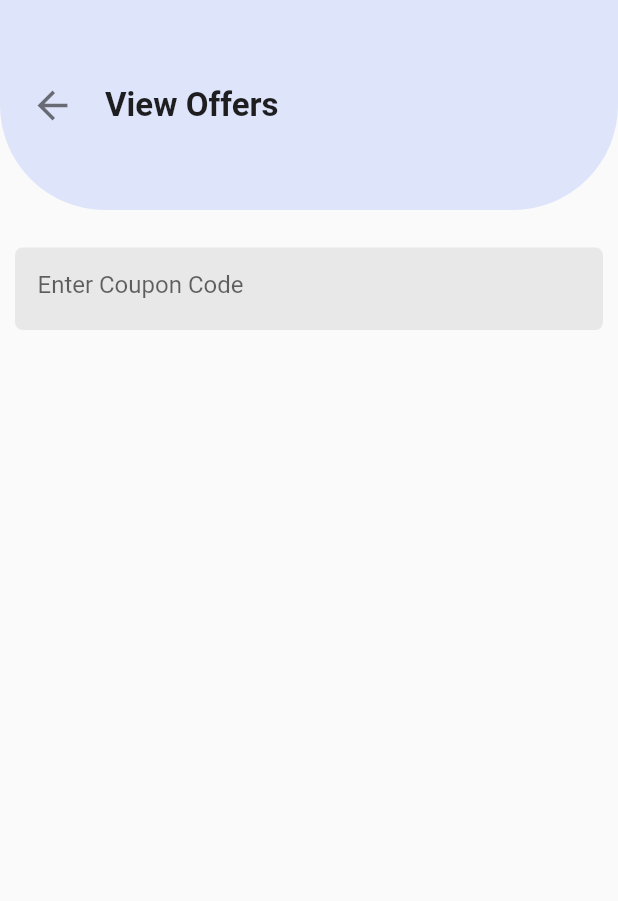
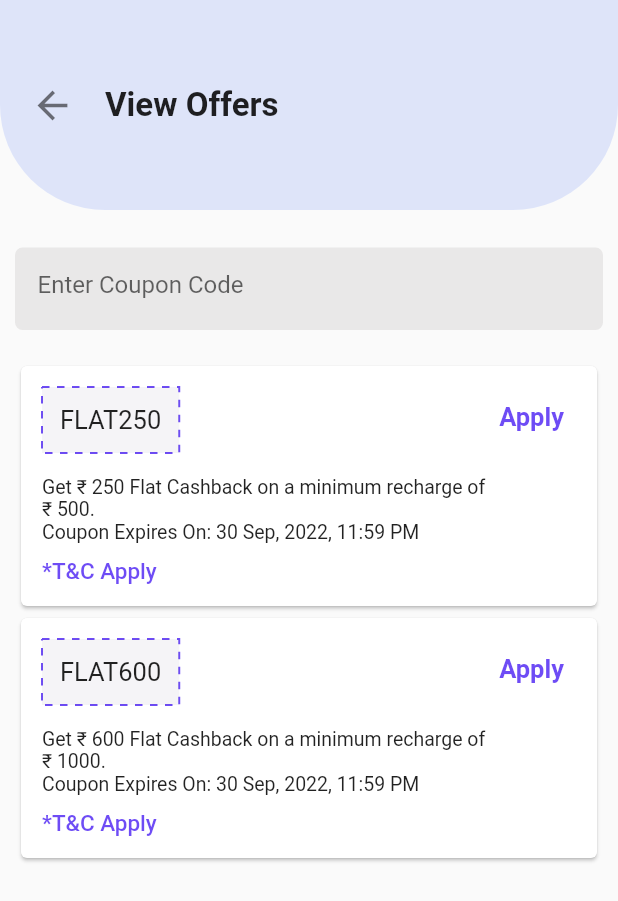
Before and after one commit to hayanbeigh0/Shiprocket, a Flutter app: the ViewCoupons screen opened directly, on a phone screen of 412 x 824 dp. Shown: the top 901 px of the screen. Run offline on Flutter 3.47's test engine with Material 2 defaults, Android fonts, the light colour scheme and no system bars; drawn by our look-alikes of dotted_border; our stand-ins replace camera, contained_tab_bar_view, dropdown_button2, image_picker, introduction_screen, page_view_indicators and 3 more; missing offline and left inert: mobile_scanner; network calls fail.

```diff
--- a/lib/screens/view_coupons.dart
+++ b/lib/screens/view_coupons.dart
@@ -1,10 +1,24 @@
+import 'package:dotted_border/dotted_border.dart';
 import 'package:flutter/material.dart';
+import 'package:shiprocket/models/coupon_model.dart';
 import 'package:shiprocket/utils/color.dart';
 import 'package:shiprocket/widgets/common_top_bar.dart';
 import 'package:shiprocket/widgets/text_form_field_container.dart';
 
 class ViewCoupons extends StatelessWidget {
-  const ViewCoupons({super.key});
+  ViewCoupons({super.key});
+  List<CouponModel> coupons = [
+    CouponModel(
+      cashbackAmount: '250',
+      minimumRechargeAmount: '500',
+      expiry: '30 Sep, 2022, 11:59 PM',
+    ),
+    CouponModel(
+      cashbackAmount: '600',
+      minimumRechargeAmount: '1000',
+      expiry: '30 Sep, 2022, 11:59 PM',
+    ),
+  ];
 
   @override
   Widget build(BuildContext context) {
@@ -38,6 +52,98 @@ class ViewCoupons extends StatelessWidget {
               ),
             ),
           ),
+          Expanded(
+            child: ListView.builder(
+              padding: EdgeInsets.all(10),
+              itemCount: coupons.length,
+              itemBuilder: (context, index) => Card(
+                child: Padding(
+                  padding: const EdgeInsets.all(14.0),
+                  child: Row(
+                    crossAxisAlignment: CrossAxisAlignment.start,
+                    mainAxisAlignment: MainAxisAlignment.spaceBetween,
+                    children: [
+                      Expanded(
+                        child: Column(
+                          crossAxisAlignment: CrossAxisAlignment.start,
+                          children: [
+                            Row(
+                              children: [
+                                DottedBorder(
+                                  padding: EdgeInsets.zero,
+                                  borderType: BorderType.Rect,
+                                  strokeWidth: 1.3,
+                                  dashPattern: [5],
+                                  radius: Radius.circular(8),
+                                  color: ColorStyle.colorPrimary,
+                                  child: Container(
+                                    color: Color.fromARGB(13, 51, 41, 100),
+                                    child: Center(
+                                      child: Padding(
+                                        padding: const EdgeInsets.all(12.0),
+                                        child: Text(
+                                          'FLAT${coupons[index].cashbackAmount}',
+                                          style: TextStyle(
+                                            fontSize: 17,
+                                          ),
+                                        ),
+                                      ),
+                                    ),
+                                  ),
+                                ),
+                                Spacer(),
+                                SizedBox()
+                              ],
+                            ),
+                            SizedBox(
+                              height: 15,
+                            ),
+                            Text(
+                              'Get ₹ ${coupons[index].cashbackAmount} Flat Cashback on a minimum recharge of ₹ ${coupons[index].minimumRechargeAmount}.',
+                              style: TextStyle(
+                                fontSize: 13,
+                              ),
+                            ),
+                            Text(
+                              'Coupon Expires On: ${coupons[index].expiry}',
+                              style: TextStyle(
+                                fontSize: 13,
+                              ),
+                            ),
+                            SizedBox(
+                              height: 10,
+                            ),
+                            Text(
+                              '*T&C Apply',
+                              style: TextStyle(
+                                fontSize: 15,
+                                color: ColorStyle.colorPrimary,
+                                fontWeight: FontWeight.w500,
+                              ),
+                            ),
+                          ],
+                        ),
+                      ),
+                      Padding(
+                        padding: const EdgeInsets.symmetric(
+                          horizontal: 8.0,
+                          vertical: 10,
+                        ),
+                        child: Text(
+                          'Apply',
+                          style: TextStyle(
+                            fontSize: 17,
+                            fontWeight: FontWeight.w600,
+                            color: ColorStyle.colorPrimary,
+                          ),
+                        ),
+                      )
+                    ],
+                  ),
+                ),
+              ),
+            ),
+          ),
         ],
       ),
     );
```
